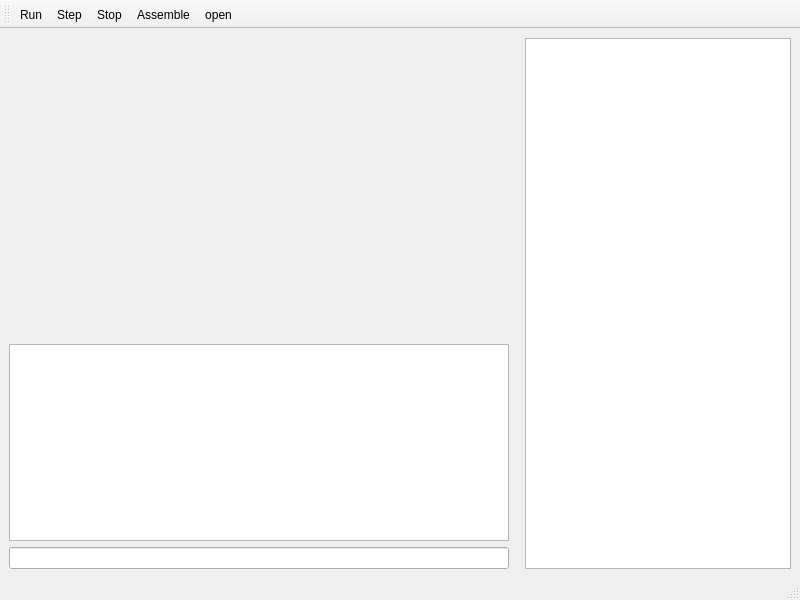
Before: the Qt Designer form dc/interfaces/qt/main.ui in Kingdread/dc-reloaded, drawn with Qt 5.
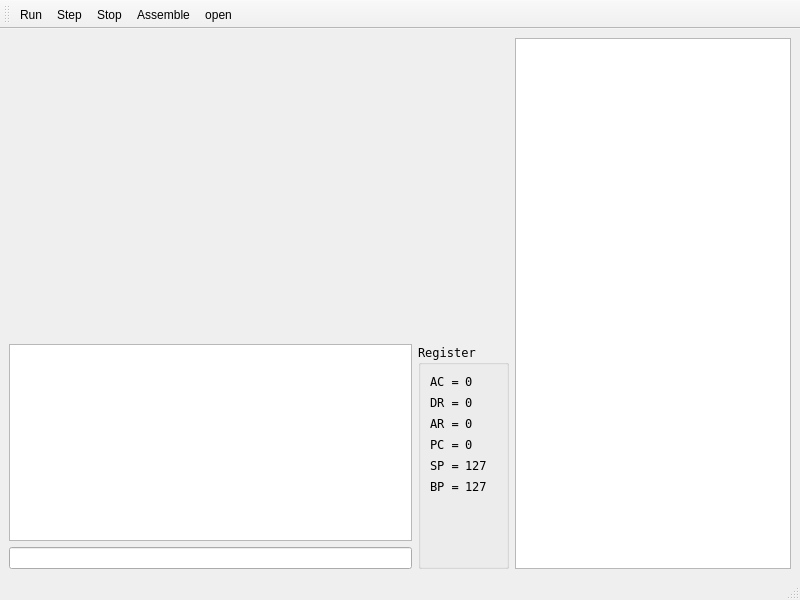
After: the same form once the commit is applied. Icons and pictures are not drawn. Custom widgets are drawn as their Qt base class.

Commit message: Small bugfixes, added the decimal register values (right next to the command history)

```diff
--- a/dc/interfaces/qt/main.ui
+++ b/dc/interfaces/qt/main.ui
@@ -14,12 +14,9 @@
    <string>DC reloaded</string>
   </property>
   <widget class="QWidget" name="centralwidget">
-   <layout class="QHBoxLayout" name="horizontalLayout_2">
+   <layout class="QHBoxLayout" name="horizontalLayout_4">
     <item>
-     <layout class="QVBoxLayout" name="verticalLayout">
-      <property name="rightMargin">
-       <number>10</number>
-      </property>
+     <layout class="QVBoxLayout" name="verticalLayout_3">
       <item>
        <widget class="DCRegisterView" name="visual" native="true">
         <property name="sizePolicy">
@@ -43,17 +40,129 @@
        </widget>
       </item>
       <item>
-       <widget class="QPlainTextEdit" name="history">
-        <property name="readOnly">
-         <bool>true</bool>
-        </property>
-        <property name="plainText">
-         <string/>
-        </property>
-       </widget>
-      </item>
-      <item>
-       <widget class="QLineEdit" name="command"/>
+       <layout class="QHBoxLayout" name="horizontalLayout_2">
+        <item>
+         <layout class="QVBoxLayout" name="verticalLayout">
+          <item>
+           <widget class="QPlainTextEdit" name="history">
+            <property name="readOnly">
+             <bool>true</bool>
+            </property>
+            <property name="plainText">
+             <string/>
+            </property>
+           </widget>
+          </item>
+          <item>
+           <widget class="QLineEdit" name="command"/>
+          </item>
+         </layout>
+        </item>
+        <item>
+         <widget class="QGroupBox" name="registerGroup">
+          <property name="font">
+           <font>
+            <family>DejaVu Sans Mono</family>
+           </font>
+          </property>
+          <property name="title">
+           <string>Register</string>
+          </property>
+          <property name="flat">
+           <bool>false</bool>
+          </property>
+          <property name="checkable">
+           <bool>false</bool>
+          </property>
+          <layout class="QFormLayout" name="formLayout">
+           <item row="0" column="0">
+            <widget class="QLabel" name="labelAC">
+             <property name="text">
+              <string>AC =</string>
+             </property>
+            </widget>
+           </item>
+           <item row="0" column="1">
+            <widget class="QLabel" name="valueAC">
+             <property name="text">
+              <string>0</string>
+             </property>
+            </widget>
+           </item>
+           <item row="1" column="0">
+            <widget class="QLabel" name="labelDR">
+             <property name="text">
+              <string>DR =</string>
+             </property>
+            </widget>
+           </item>
+           <item row="1" column="1">
+            <widget class="QLabel" name="valueDR">
+             <property name="text">
+              <string>0</string>
+             </property>
+            </widget>
+           </item>
+           <item row="2" column="0">
+            <widget class="QLabel" name="labelAR">
+             <property name="text">
+              <string>AR =</string>
+             </property>
+            </widget>
+           </item>
+           <item row="2" column="1">
+            <widget class="QLabel" name="valueAR">
+             <property name="text">
+              <string>0</string>
+             </property>
+            </widget>
+           </item>
+           <item row="3" column="0">
+            <widget class="QLabel" name="labelPC">
+             <property name="text">
+              <string>PC =</string>
+             </property>
+            </widget>
+           </item>
+           <item row="3" column="1">
+            <widget class="QLabel" name="valuePC">
+             <property name="text">
+              <string>0</string>
+             </property>
+            </widget>
+           </item>
+           <item row="4" column="0">
+            <widget class="QLabel" name="labelSP">
+             <property name="text">
+              <string>SP =</string>
+             </property>
+            </widget>
+           </item>
+           <item row="4" column="1">
+            <widget class="QLabel" name="valueSP">
+             <property name="text">
+              <string>127</string>
+             </property>
+            </widget>
+           </item>
+           <item row="5" column="0">
+            <widget class="QLabel" name="labelBP">
+             <property name="text">
+              <string>BP =</string>
+             </property>
+            </widget>
+           </item>
+           <item row="5" column="1">
+            <widget class="QLabel" name="valueBP">
+             <property name="text">
+              <string>127</string>
+             </property>
+            </widget>
+           </item>
+          </layout>
+         </widget>
+        </item>
+       </layout>
       </item>
      </layout>
     </item>
```
The commit also changes 5 other files.
